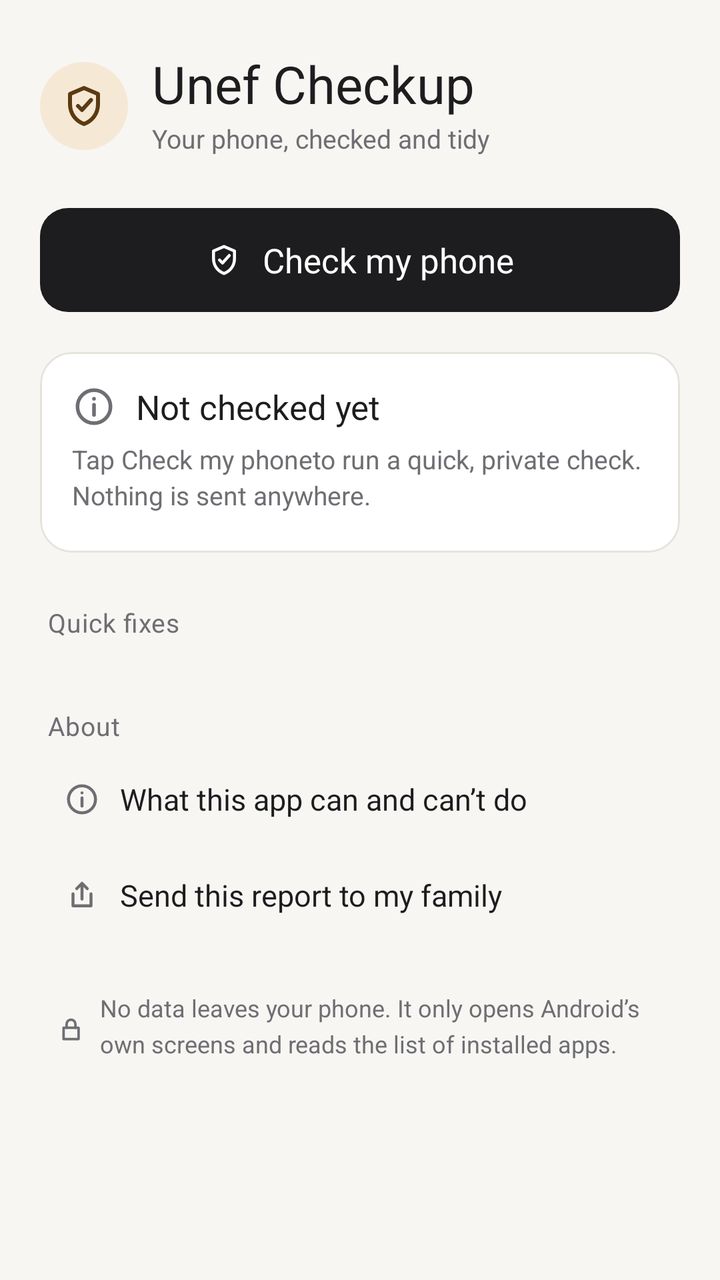
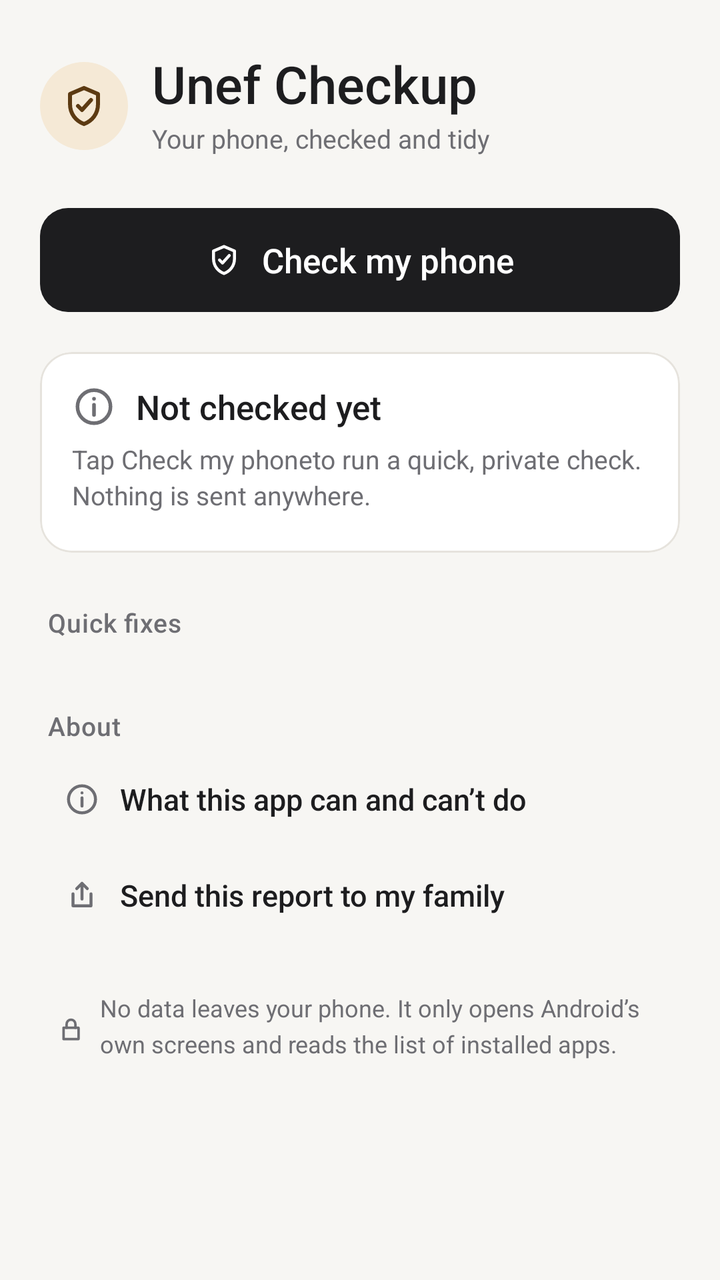

Compare the two renders of this Android layout. The source of the first and the diff that turns it into the second are given below.
<!-- AndroidManifest.xml: application theme Theme.UnefCheckup -->
<!-- res/layout/activity_main.xml -->
<?xml version="1.0" encoding="utf-8"?>
<ScrollView xmlns:android="http://schemas.android.com/apk/res/android"
    xmlns:app="http://schemas.android.com/apk/res-auto"
    android:layout_width="match_parent"
    android:layout_height="match_parent"
    android:background="@color/paper"
    android:fillViewport="true">

    <LinearLayout
        android:layout_width="match_parent"
        android:layout_height="wrap_content"
        android:orientation="vertical"
        android:paddingStart="20dp"
        android:paddingEnd="20dp"
        android:paddingTop="28dp"
        android:paddingBottom="32dp">

        <LinearLayout
            android:layout_width="match_parent"
            android:layout_height="wrap_content"
            android:orientation="horizontal"
            android:gravity="center_vertical"
            android:layout_marginBottom="22dp">

            <FrameLayout
                android:layout_width="44dp"
                android:layout_height="44dp"
                android:background="@drawable/circle_accent_tint">

                <ImageView
                    android:layout_width="24dp"
                    android:layout_height="24dp"
                    android:layout_gravity="center"
                    android:importantForAccessibility="no"
                    android:src="@drawable/ic_scan"
                    android:tint="@color/accent_ink" />
            </FrameLayout>

            <LinearLayout
                android:layout_width="wrap_content"
                android:layout_height="wrap_content"
                android:layout_marginStart="12dp"
                android:orientation="vertical">

                <TextView
                    android:layout_width="wrap_content"
                    android:layout_height="wrap_content"
                    android:text="@string/app_name"
                    style="@style/Text.Unef.Title" />

                <TextView
                    android:layout_width="wrap_content"
                    android:layout_height="wrap_content"
                    android:layout_marginTop="2dp"
                    android:text="@string/header_sub"
                    style="@style/Text.Unef.RowSub" />
            </LinearLayout>
        </LinearLayout>

        <com.google.android.material.button.MaterialButton
            android:id="@+id/check_button"
            style="@style/Widget.Unef.Button.Primary"
            android:layout_width="match_parent"
            android:layout_height="wrap_content"
            android:text="@string/check_button"
            app:icon="@drawable/ic_scan"
            app:iconGravity="textStart" />

        <com.google.android.material.card.MaterialCardView
            android:id="@+id/results_card"
            style="@style/Widget.Unef.Card"
            android:layout_width="match_parent"
            android:layout_height="wrap_content"
            android:layout_marginTop="16dp">

            <LinearLayout
                android:layout_width="match_parent"
                android:layout_height="wrap_content"
                android:orientation="vertical"
                android:padding="16dp">

                <LinearLayout
                    android:layout_width="match_parent"
                    android:layout_height="wrap_content"
                    android:orientation="horizontal"
                    android:gravity="center_vertical">

                    <ImageView
                        android:id="@+id/status_icon"
                        android:layout_width="22dp"
                        android:layout_height="22dp"
                        android:importantForAccessibility="no"
                        android:src="@drawable/ic_info"
                        android:tint="@color/text_secondary" />

                    <TextView
                        android:id="@+id/status_title"
                        android:layout_width="wrap_content"
                        android:layout_height="wrap_content"
                        android:layout_marginStart="10dp"
                        android:fontFamily="@font/figtree_bold"
                        android:textSize="17sp"
                        android:textColor="@color/text_primary"
                        android:text="@string/status_idle_title" />
                </LinearLayout>

                <TextView
                    android:id="@+id/status_detail"
                    android:layout_width="match_parent"
                    android:layout_height="wrap_content"
                    android:layout_marginTop="6dp"
                    android:text="@string/results_idle"
                    style="@style/Text.Unef.RowSub" />

                <LinearLayout
                    android:id="@+id/findings_container"
                    android:layout_width="match_parent"
                    android:layout_height="wrap_content"
                    android:orientation="vertical"
                    android:layout_marginTop="4dp" />
            </LinearLayout>
        </com.google.android.material.card.MaterialCardView>

        <TextView
            android:layout_width="wrap_content"
            android:layout_height="wrap_content"
            android:layout_marginTop="26dp"
            android:layout_marginBottom="8dp"
            android:layout_marginStart="4dp"
            android:text="@string/quick_fixes"
            style="@style/Text.Unef.Section" />

        <com.google.android.material.card.MaterialCardView
            style="@style/Widget.Unef.Card"
            android:layout_width="match_parent"
            android:layout_height="wrap_content">

            <LinearLayout
                android:id="@+id/fixes_container"
                android:layout_width="match_parent"
                android:layout_height="wrap_content"
                android:orientation="vertical"
                android:divider="@drawable/divider_inset"
                android:showDividers="middle" />
        </com.google.android.material.card.MaterialCardView>

        <TextView
            android:layout_width="wrap_content"
            android:layout_height="wrap_content"
            android:layout_marginTop="26dp"
            android:layout_marginBottom="4dp"
            android:layout_marginStart="4dp"
            android:text="@string/about"
            style="@style/Text.Unef.Section" />

        <com.google.android.material.button.MaterialButton
            android:id="@+id/capabilities_button"
            style="@style/Widget.Unef.Button.Text"
            android:layout_width="match_parent"
            android:layout_height="wrap_content"
            android:text="@string/btn_capabilities"
            app:icon="@drawable/ic_info"
            app:iconGravity="textStart" />

        <com.google.android.material.button.MaterialButton
            android:id="@+id/share_button"
            style="@style/Widget.Unef.Button.Text"
            android:layout_width="match_parent"
            android:layout_height="wrap_content"
            android:text="@string/btn_share"
            app:icon="@drawable/ic_share"
            app:iconGravity="textStart" />

        <LinearLayout
            android:layout_width="match_parent"
            android:layout_height="wrap_content"
            android:orientation="horizontal"
            android:gravity="center"
            android:layout_marginTop="24dp"
            android:paddingStart="8dp"
            android:paddingEnd="8dp">

            <ImageView
                android:layout_width="15dp"
                android:layout_height="15dp"
                android:layout_marginTop="2dp"
                android:importantForAccessibility="no"
                android:src="@drawable/ic_lock"
                android:tint="@color/text_secondary" />

            <TextView
                android:layout_width="wrap_content"
                android:layout_height="wrap_content"
                android:layout_marginStart="7dp"
                android:fontFamily="@font/figtree"
                android:textSize="12sp"
                android:textColor="@color/text_secondary"
                android:lineSpacingMultiplier="1.25"
                android:text="@string/footer_short" />
        </LinearLayout>
    </LinearLayout>
</ScrollView>
<!-- resources referenced by this layout -->
<resources>
  <color name="accent_ink">#5C3A12</color>
  <color name="paper">#F7F6F3</color>
  <color name="text_primary">#1D1D1F</color>
  <color name="text_secondary">#6E6E73</color>
  <!-- drawable circle_accent_tint (drawable) -->
  <shape xmlns:android="http://schemas.android.com/apk/res/android" android:shape="oval">
      <solid android:color="@color/accent_tint" />
  </shape>
  <!-- drawable divider_inset (drawable) -->
  <inset xmlns:android="http://schemas.android.com/apk/res/android"
      android:insetLeft="68dp">
      <shape android:shape="rectangle">
          <size android:height="1dp" />
          <solid android:color="@color/hairline" />
      </shape>
  </inset>
  <string name="about">About</string>
  <string name="app_name">Unef Checkup</string>
  <string name="btn_capabilities">What this app can and can’t do</string>
  <string name="btn_share">Send this report to my family</string>
  <string name="check_button">Check my phone</string>
  <string name="footer_short">No data leaves your phone. It only opens Android’s own screens and reads the list of installed apps.</string>
  <string name="header_sub">Your phone, checked and tidy</string>
  <string name="quick_fixes">Quick fixes</string>
  <string name="results_idle">Tap "Check my phone" to run a quick, private check. Nothing is sent anywhere.</string>
  <string name="status_idle_title">Not checked yet</string>
  <style name="Text.Unef.RowSub" parent="">
          <item name="android:fontFamily">@font/figtree</item>
          <item name="android:textSize">13sp</item>
          <item name="android:textColor">@color/text_secondary</item>
          <item name="android:lineSpacingMultiplier">1.15</item>
      </style>
  <style name="Text.Unef.Section" parent="">
          <item name="android:fontFamily">@font/figtree_bold</item>
          <item name="android:textSize">13sp</item>
          <item name="android:textColor">@color/text_secondary</item>
          <item name="android:letterSpacing">0.02</item>
      </style>
  <style name="Text.Unef.Title" parent="">
          <item name="android:fontFamily">@font/figtree_bold</item>
          <item name="android:textSize">26sp</item>
          <item name="android:textColor">@color/text_primary</item>
          <item name="android:includeFontPadding">false</item>
      </style>
  <style name="Widget.Unef.Button.Primary" parent="Widget.Material3.Button">
          <item name="android:minHeight">60dp</item>
          <item name="android:paddingTop">14dp</item>
          <item name="android:paddingBottom">14dp</item>
          <item name="cornerRadius">14dp</item>
          <item name="android:textSize">17sp</item>
          <item name="android:textAllCaps">false</item>
          <item name="android:letterSpacing">0</item>
          <item name="iconGravity">textStart</item>
          <item name="iconPadding">10dp</item>
          <item name="iconTint">@color/on_ink</item>
      </style>
  <style name="Widget.Unef.Button.Text" parent="Widget.Material3.Button.TextButton">
          <item name="android:textSize">15sp</item>
          <item name="android:textAllCaps">false</item>
          <item name="android:letterSpacing">0</item>
          <item name="android:textColor">@color/text_primary</item>
          <item name="iconTint">@color/text_secondary</item>
          <item name="iconPadding">10dp</item>
          <item name="android:gravity">start|center_vertical</item>
      </style>
  <style name="Widget.Unef.Card" parent="Widget.Material3.CardView.Outlined">
          <item name="cardCornerRadius">16dp</item>
          <item name="strokeColor">@color/hairline</item>
          <item name="strokeWidth">1dp</item>
          <item name="cardElevation">0dp</item>
          <item name="cardBackgroundColor">@color/surface</item>
      </style>
  <color name="accent_tint">#F5E9D6</color>
  <color name="hairline">#E6E3DD</color>
  <color name="on_ink">#FFFFFF</color>
  <color name="surface">#FFFFFF</color>
  <color name="ink">#1D1D1F</color>
  <color name="accent">#BD7B2E</color>
  <color name="hairline_strong">#CFCBC2</color>
</resources>

<!-- the commit's change to res/layout/activity_main.xml (unified diff, before → after) -->
@@ -98,7 +98,7 @@
                         android:layout_width="wrap_content"
                         android:layout_height="wrap_content"
                         android:layout_marginStart="10dp"
-                        android:fontFamily="@font/figtree_bold"
+                        android:fontFamily="sans-serif-medium"
                         android:textSize="17sp"
                         android:textColor="@color/text_primary"
                         android:text="@string/status_idle_title" />
@@ -192,7 +192,7 @@
                 android:layout_width="wrap_content"
                 android:layout_height="wrap_content"
                 android:layout_marginStart="7dp"
-                android:fontFamily="@font/figtree"
+                android:fontFamily="sans-serif"
                 android:textSize="12sp"
                 android:textColor="@color/text_secondary"
                 android:lineSpacingMultiplier="1.25"
<!-- resource entries referenced after the edit -->
@@ -27,19 +27,19 @@
   <string name="results_idle">Tap "Check my phone" to run a quick, private check. Nothing is sent anywhere.</string>
   <string name="status_idle_title">Not checked yet</string>
   <style name="Text.Unef.RowSub" parent="">
-          <item name="android:fontFamily">@font/figtree</item>
+          <item name="android:fontFamily">sans-serif</item>
           <item name="android:textSize">13sp</item>
           <item name="android:textColor">@color/text_secondary</item>
           <item name="android:lineSpacingMultiplier">1.15</item>
       </style>
   <style name="Text.Unef.Section" parent="">
-          <item name="android:fontFamily">@font/figtree_bold</item>
+          <item name="android:fontFamily">sans-serif-medium</item>
           <item name="android:textSize">13sp</item>
           <item name="android:textColor">@color/text_secondary</item>
           <item name="android:letterSpacing">0.02</item>
       </style>
   <style name="Text.Unef.Title" parent="">
-          <item name="android:fontFamily">@font/figtree_bold</item>
+          <item name="android:fontFamily">sans-serif-medium</item>
           <item name="android:textSize">26sp</item>
           <item name="android:textColor">@color/text_primary</item>
           <item name="android:includeFontPadding">false</item>
